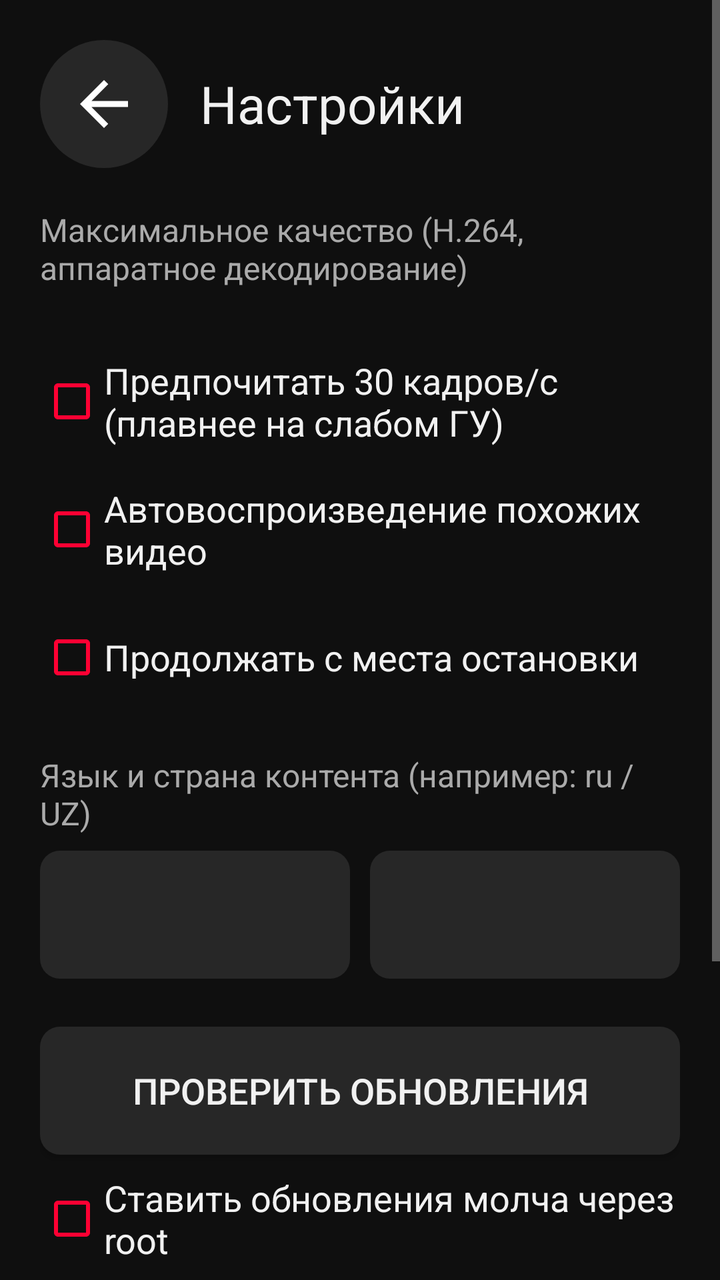
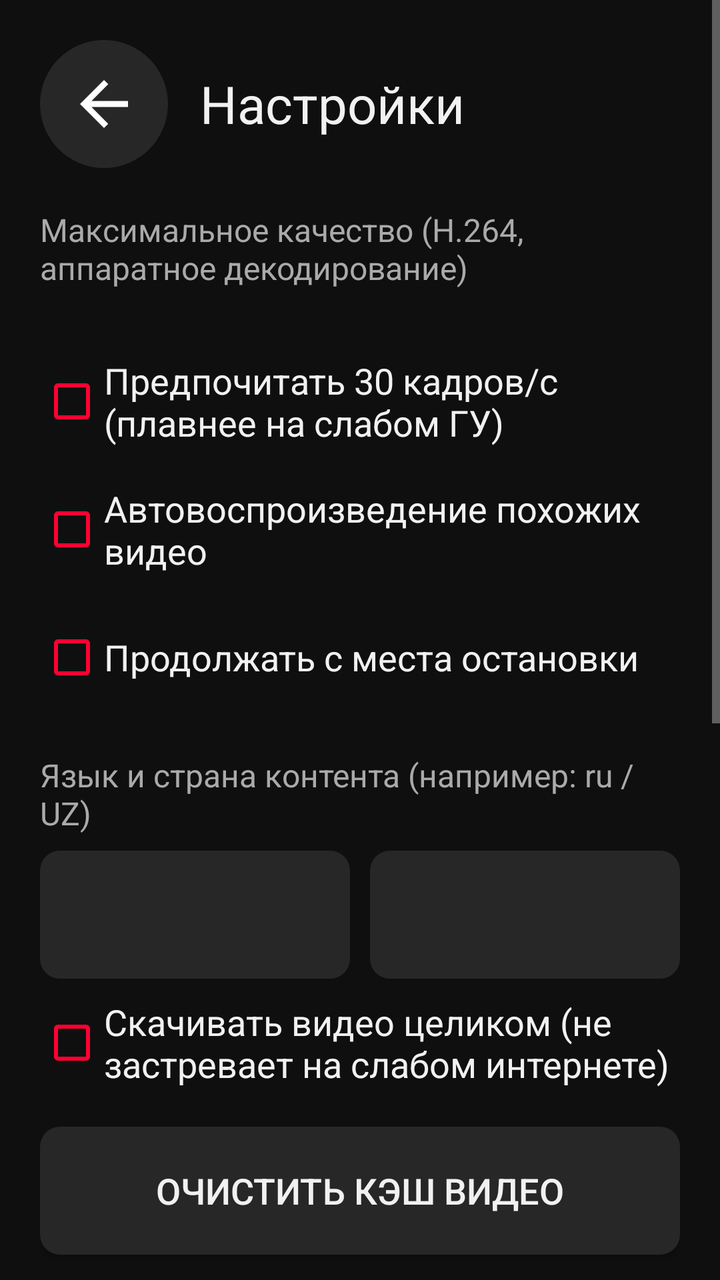

Compare the two renders of this Android layout. The source of the first and the diff that turns it into the second are given below.
<!-- AndroidManifest.xml: application theme Theme.A6 -->
<!-- res/layout/activity_settings.xml -->
<?xml version="1.0" encoding="utf-8"?>
<ScrollView xmlns:android="http://schemas.android.com/apk/res/android"
    android:layout_width="match_parent"
    android:layout_height="match_parent">

    <LinearLayout
        android:layout_width="match_parent"
        android:layout_height="wrap_content"
        android:orientation="vertical"
        android:padding="20dp">

        <LinearLayout
            android:layout_width="match_parent"
            android:layout_height="wrap_content"
            android:gravity="center_vertical"
            android:orientation="horizontal">

            <ImageButton
                android:id="@+id/btnBack"
                style="@style/CtrlBtn"
                android:layout_width="@dimen/btn_h"
                android:layout_height="@dimen/btn_h"
                android:contentDescription="Назад"
                android:src="@drawable/ic_back" />

            <TextView
                android:layout_width="wrap_content"
                android:layout_height="wrap_content"
                android:layout_marginStart="16dp"
                android:text="@string/settings"
                android:textColor="@color/text"
                android:textSize="26sp" />
        </LinearLayout>

        <TextView
            android:layout_width="wrap_content"
            android:layout_height="wrap_content"
            android:layout_marginTop="20dp"
            android:text="Максимальное качество (H.264, аппаратное декодирование)"
            android:textColor="@color/text2"
            android:textSize="16sp" />

        <LinearLayout
            android:id="@+id/qualityRow"
            android:layout_width="match_parent"
            android:layout_height="wrap_content"
            android:layout_marginTop="8dp"
            android:orientation="horizontal" />

        <CheckBox
            android:id="@+id/prefer30"
            android:layout_width="match_parent"
            android:layout_height="@dimen/btn_h"
            android:layout_marginTop="16dp"
            android:background="@drawable/bg_item"
            android:buttonTint="@color/accent"
            android:text="Предпочитать 30 кадров/с (плавнее на слабом ГУ)"
            android:textColor="@color/text"
            android:textSize="18sp" />

        <CheckBox
            android:id="@+id/autoplay"
            android:layout_width="match_parent"
            android:layout_height="@dimen/btn_h"
            android:background="@drawable/bg_item"
            android:buttonTint="@color/accent"
            android:text="Автовоспроизведение похожих видео"
            android:textColor="@color/text"
            android:textSize="18sp" />

        <CheckBox
            android:id="@+id/resume"
            android:layout_width="match_parent"
            android:layout_height="@dimen/btn_h"
            android:background="@drawable/bg_item"
            android:buttonTint="@color/accent"
            android:text="Продолжать с места остановки"
            android:textColor="@color/text"
            android:textSize="18sp" />

        <TextView
            android:layout_width="wrap_content"
            android:layout_height="wrap_content"
            android:layout_marginTop="16dp"
            android:text="Язык и страна контента (например: ru / UZ)"
            android:textColor="@color/text2"
            android:textSize="16sp" />

        <LinearLayout
            android:layout_width="match_parent"
            android:layout_height="wrap_content"
            android:layout_marginTop="8dp"
            android:orientation="horizontal">

            <EditText
                android:id="@+id/language"
                android:layout_width="0dp"
                android:layout_height="@dimen/btn_h"
                android:layout_weight="1"
                android:background="@drawable/bg_edit"
                android:inputType="text"
                android:paddingStart="16dp"
                android:singleLine="true"
                android:textColor="@color/text"
                android:textSize="20sp" />

            <EditText
                android:id="@+id/country"
                android:layout_width="0dp"
                android:layout_height="@dimen/btn_h"
                android:layout_marginStart="10dp"
                android:layout_weight="1"
                android:background="@drawable/bg_edit"
                android:inputType="textCapCharacters"
                android:paddingStart="16dp"
                android:singleLine="true"
                android:textColor="@color/text"
                android:textSize="20sp" />
        </LinearLayout>

        <Button
            android:id="@+id/checkUpdate"
            style="@style/Btn"
            android:layout_width="match_parent"
            android:layout_marginTop="24dp"
            android:text="Проверить обновления" />

        <CheckBox
            android:id="@+id/updateRoot"
            android:layout_width="match_parent"
            android:layout_height="@dimen/btn_h"
            android:background="@drawable/bg_item"
            android:buttonTint="@color/accent"
            android:text="Ставить обновления молча через root"
            android:textColor="@color/text"
            android:textSize="18sp" />

        <Button
            android:id="@+id/keyTest"
            style="@style/Btn"
            android:layout_width="match_parent"
            android:layout_marginTop="10dp"
            android:text="@string/key_test" />

        <Button
            android:id="@+id/clearHistory"
            style="@style/Btn"
            android:layout_width="match_parent"
            android:layout_marginTop="10dp"
            android:text="Очистить историю" />

        <TextView
            android:id="@+id/info"
            android:layout_width="match_parent"
            android:layout_height="wrap_content"
            android:layout_marginTop="24dp"
            android:textColor="@color/text2"
            android:textIsSelectable="true"
            android:textSize="14sp" />
    </LinearLayout>
</ScrollView>
<!-- resources referenced by this layout -->
<resources>
  <color name="accent">#FF0033</color>
  <color name="text">#F1F1F1</color>
  <color name="text2">#AAAAAA</color>
  <dimen name="btn_h">64dp</dimen>
  <!-- drawable bg_edit (drawable) -->
  <?xml version="1.0" encoding="utf-8"?>
  <selector xmlns:android="http://schemas.android.com/apk/res/android">
      <item android:state_focused="true">
          <shape><solid android:color="@color/surface2" /><stroke android:width="3dp" android:color="@color/focus" /><corners android:radius="10dp" /></shape>
      </item>
      <item>
          <shape><solid android:color="@color/surface2" /><corners android:radius="10dp" /></shape>
      </item>
  </selector>
  <!-- drawable ic_back (drawable) -->
  <?xml version="1.0" encoding="utf-8"?>
  <vector xmlns:android="http://schemas.android.com/apk/res/android" android:width="24dp" android:height="24dp" android:viewportWidth="24" android:viewportHeight="24" android:autoMirrored="true">
      <path android:fillColor="#FFFFFFFF" android:pathData="M20,11H7.83l5.59,-5.59L12,4l-8,8 8,8 1.41,-1.41L7.83,13H20v-2z" />
  </vector>
  <string name="key_test">Тест кнопок руля / джойстика</string>
  <string name="settings">Настройки</string>
  <style name="Btn">
          <item name="android:layout_height">@dimen/btn_h</item>
          <item name="android:minWidth">88dp</item>
          <item name="android:paddingStart">18dp</item>
          <item name="android:paddingEnd">18dp</item>
          <item name="android:gravity">center</item>
          <item name="android:textSize">18sp</item>
          <item name="android:textColor">@color/btn_text</item>
          <item name="android:background">@drawable/bg_btn</item>
          <item name="android:focusable">true</item>
          <item name="android:clickable">true</item>
          <item name="android:singleLine">true</item>
      </style>
  <style name="CtrlBtn">
          <item name="android:layout_width">@dimen/ctrl</item>
          <item name="android:layout_height">@dimen/ctrl</item>
          <item name="android:padding">14dp</item>
          <item name="android:scaleType">fitCenter</item>
          <item name="android:background">@drawable/bg_ctrl</item>
          <item name="android:focusable">true</item>
          <item name="android:clickable">true</item>
      </style>
  <color name="surface2">#272727</color>
  <color name="focus">#FFD600</color>
  <color name="focus_bg">#33FFD600</color>
  <dimen name="ctrl">76dp</dimen>
  <!-- drawable bg_ctrl (drawable) -->
  <?xml version="1.0" encoding="utf-8"?>
  <selector xmlns:android="http://schemas.android.com/apk/res/android">
      <item android:state_focused="true">
          <shape android:shape="oval"><solid android:color="@color/focus_bg" /><stroke android:width="3dp" android:color="@color/focus" /></shape>
      </item>
      <item android:state_pressed="true">
          <shape android:shape="oval"><solid android:color="#3A3A3A" /></shape>
      </item>
      <item>
          <shape android:shape="oval"><solid android:color="@color/surface2" /></shape>
      </item>
  </selector>
  <color name="bg">#0F0F0F</color>
  <color name="surface">#1C1C1C</color>
  <style name="Dialog.A6" parent="android:Theme.Material.Dialog.Alert">
          <item name="android:colorAccent">@color/focus</item>
          <item name="android:textSize">20sp</item>
          <item name="android:windowBackground">@color/surface</item>
      </style>
  <!-- unchanged entries left out for length: 3 -->
</resources>

<!-- the commit's change to res/layout/activity_settings.xml (unified diff, before → after) -->
@@ -118,6 +118,47 @@
                 android:textSize="20sp" />
         </LinearLayout>
 
+        <CheckBox
+            android:id="@+id/fullDownload"
+            android:layout_width="match_parent"
+            android:layout_height="@dimen/btn_h"
+            android:background="@drawable/bg_item"
+            android:buttonTint="@color/accent"
+            android:text="Скачивать видео целиком (не застревает на слабом интернете)"
+            android:textColor="@color/text"
+            android:textSize="18sp" />
+
+        <Button
+            android:id="@+id/clearCache"
+            style="@style/Btn"
+            android:layout_width="match_parent"
+            android:layout_marginTop="10dp"
+            android:text="Очистить кэш видео" />
+
+        <TextView
+            android:layout_width="wrap_content"
+            android:layout_height="wrap_content"
+            android:layout_marginTop="24dp"
+            android:text="Кнопки руля"
+            android:textColor="@color/text2"
+            android:textSize="16sp" />
+
+        <Button
+            android:id="@+id/steeringKeys"
+            style="@style/Btn"
+            android:layout_width="match_parent"
+            android:layout_marginTop="8dp"
+            android:text="Включить кнопки руля" />
+
+        <TextView
+            android:id="@+id/steeringHint"
+            android:layout_width="match_parent"
+            android:layout_height="wrap_content"
+            android:layout_marginTop="6dp"
+            android:textColor="@color/text2"
+            android:textIsSelectable="true"
+            android:textSize="14sp" />
+
         <Button
             android:id="@+id/checkUpdate"
             style="@style/Btn"
